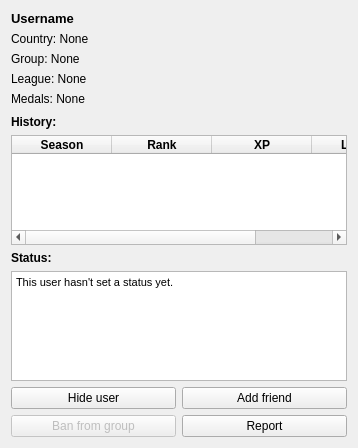
This is designer/user_info.ui in ThoreBor/Anki_Leaderboard as Qt 5 draws it before an edit. The edited form follows.
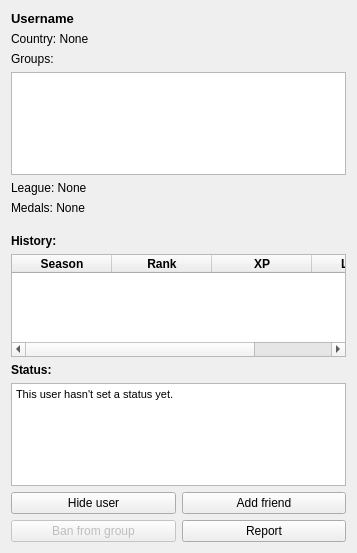
This is the edited form. Icons and pictures are not drawn.

Commit message: groups update 4, add token to database

```diff
--- a/designer/user_info.ui
+++ b/designer/user_info.ui
@@ -9,8 +9,8 @@
    <rect>
     <x>0</x>
     <y>0</y>
-    <width>358</width>
-    <height>448</height>
+    <width>355</width>
+    <height>553</height>
    </rect>
   </property>
   <property name="windowTitle">
@@ -23,33 +23,7 @@
   <layout class="QGridLayout" name="gridLayout_2">
    <item row="0" column="0">
     <layout class="QGridLayout" name="gridLayout">
-     <item row="0" column="0">
-      <widget class="QLabel" name="username_label">
-       <property name="font">
-        <font>
-         <pointsize>10</pointsize>
-         <weight>75</weight>
-         <bold>true</bold>
-        </font>
-       </property>
-       <property name="text">
-        <string>Username</string>
-       </property>
-      </widget>
-     </item>
-     <item row="4" column="0">
-      <widget class="QLabel" name="medals_label">
-       <property name="font">
-        <font>
-         <pointsize>9</pointsize>
-        </font>
-       </property>
-       <property name="text">
-        <string>Medals: None</string>
-       </property>
-      </widget>
-     </item>
-     <item row="9" column="0" colspan="2">
+     <item row="10" column="0" colspan="2">
       <widget class="QTextBrowser" name="status_message">
        <property name="font">
         <font>
@@ -68,6 +42,19 @@
        </property>
       </widget>
      </item>
+     <item row="12" column="0">
+      <widget class="QPushButton" name="banUser">
+       <property name="enabled">
+        <bool>false</bool>
+       </property>
+       <property name="text">
+        <string>Ban from group</string>
+       </property>
+       <property name="autoDefault">
+        <bool>false</bool>
+       </property>
+      </widget>
+     </item>
      <item row="1" column="0">
       <widget class="QLabel" name="country_label">
        <property name="font">
@@ -80,21 +67,61 @@
        </property>
       </widget>
      </item>
-     <item row="6" column="0">
-      <widget class="QLabel" name="histor_label">
+     <item row="0" column="0">
+      <widget class="QLabel" name="username_label">
        <property name="font">
         <font>
-         <pointsize>9</pointsize>
+         <pointsize>10</pointsize>
          <weight>75</weight>
          <bold>true</bold>
         </font>
        </property>
        <property name="text">
-        <string>History:</string>
+        <string>Username</string>
        </property>
       </widget>
      </item>
-     <item row="8" column="0">
+     <item row="2" column="0">
+      <widget class="QLabel" name="group_label">
+       <property name="font">
+        <font>
+         <pointsize>9</pointsize>
+        </font>
+       </property>
+       <property name="text">
+        <string>Groups:</string>
+       </property>
+      </widget>
+     </item>
+     <item row="4" column="0">
+      <widget class="QLabel" name="league_label">
+       <property name="font">
+        <font>
+         <pointsize>9</pointsize>
+        </font>
+       </property>
+       <property name="text">
+        <string>League: None</string>
+       </property>
+      </widget>
+     </item>
+     <item row="6" column="0" colspan="2">
+      <spacer name="verticalSpacer">
+       <property name="orientation">
+        <enum>Qt::Vertical</enum>
+       </property>
+       <property name="sizeType">
+        <enum>QSizePolicy::MinimumExpanding</enum>
+       </property>
+       <property name="sizeHint" stdset="0">
+        <size>
+         <width>335</width>
+         <height>13</height>
+        </size>
+       </property>
+      </spacer>
+     </item>
+     <item row="9" column="0">
       <widget class="QLabel" name="label">
        <property name="font">
         <font>
@@ -108,7 +135,7 @@
        </property>
       </widget>
      </item>
-     <item row="11" column="1">
+     <item row="12" column="1">
       <widget class="QPushButton" name="reportUser">
        <property name="text">
         <string>Report</string>
@@ -118,31 +145,17 @@
        </property>
       </widget>
      </item>
-     <item row="3" column="0">
-      <widget class="QLabel" name="league_label">
-       <property name="font">
-        <font>
-         <pointsize>9</pointsize>
-        </font>
-       </property>
+     <item row="11" column="0">
+      <widget class="QPushButton" name="hideUser">
        <property name="text">
-        <string>League: None</string>
+        <string>Hide user</string>
        </property>
-      </widget>
-     </item>
-     <item row="2" column="0">
-      <widget class="QLabel" name="group_label">
-       <property name="font">
-        <font>
-         <pointsize>9</pointsize>
-        </font>
+       <property name="autoDefault">
+        <bool>false</bool>
        </property>
-       <property name="text">
-        <string>Group: None</string>
-       </property>
       </widget>
      </item>
-     <item row="7" column="0" colspan="2">
+     <item row="8" column="0" colspan="2">
       <widget class="QTableWidget" name="history">
        <property name="editTriggers">
         <set>QAbstractItemView::NoEditTriggers</set>
@@ -202,20 +215,7 @@
        </column>
       </widget>
      </item>
-     <item row="11" column="0">
-      <widget class="QPushButton" name="banUser">
-       <property name="enabled">
-        <bool>false</bool>
-       </property>
-       <property name="text">
-        <string>Ban from group</string>
-       </property>
-       <property name="autoDefault">
-        <bool>false</bool>
-       </property>
-      </widget>
-     </item>
-     <item row="10" column="1">
+     <item row="11" column="1">
       <widget class="QPushButton" name="addFriend">
        <property name="text">
         <string>Add friend</string>
@@ -225,31 +225,41 @@
        </property>
       </widget>
      </item>
-     <item row="10" column="0">
-      <widget class="QPushButton" name="hideUser">
+     <item row="5" column="0">
+      <widget class="QLabel" name="medals_label">
+       <property name="font">
+        <font>
+         <pointsize>9</pointsize>
+        </font>
+       </property>
        <property name="text">
-        <string>Hide user</string>
+        <string>Medals: None</string>
        </property>
-       <property name="autoDefault">
-        <bool>false</bool>
-       </property>
       </widget>
      </item>
-     <item row="5" column="0" colspan="2">
-      <spacer name="verticalSpacer">
-       <property name="orientation">
-        <enum>Qt::Vertical</enum>
+     <item row="7" column="0">
+      <widget class="QLabel" name="histor_label">
+       <property name="font">
+        <font>
+         <pointsize>9</pointsize>
+         <weight>75</weight>
+         <bold>true</bold>
+        </font>
        </property>
-       <property name="sizeType">
-        <enum>QSizePolicy::MinimumExpanding</enum>
+       <property name="text">
+        <string>History:</string>
        </property>
-       <property name="sizeHint" stdset="0">
-        <size>
-         <width>0</width>
-         <height>3</height>
-        </size>
+      </widget>
+     </item>
+     <item row="3" column="0" colspan="2">
+      <widget class="QListWidget" name="group_list">
+       <property name="editTriggers">
+        <set>QAbstractItemView::NoEditTriggers</set>
        </property>
-      </spacer>
+       <property name="selectionMode">
+        <enum>QAbstractItemView::NoSelection</enum>
+       </property>
+      </widget>
      </item>
     </layout>
    </item>
```
The commit also changes 7 other files.
